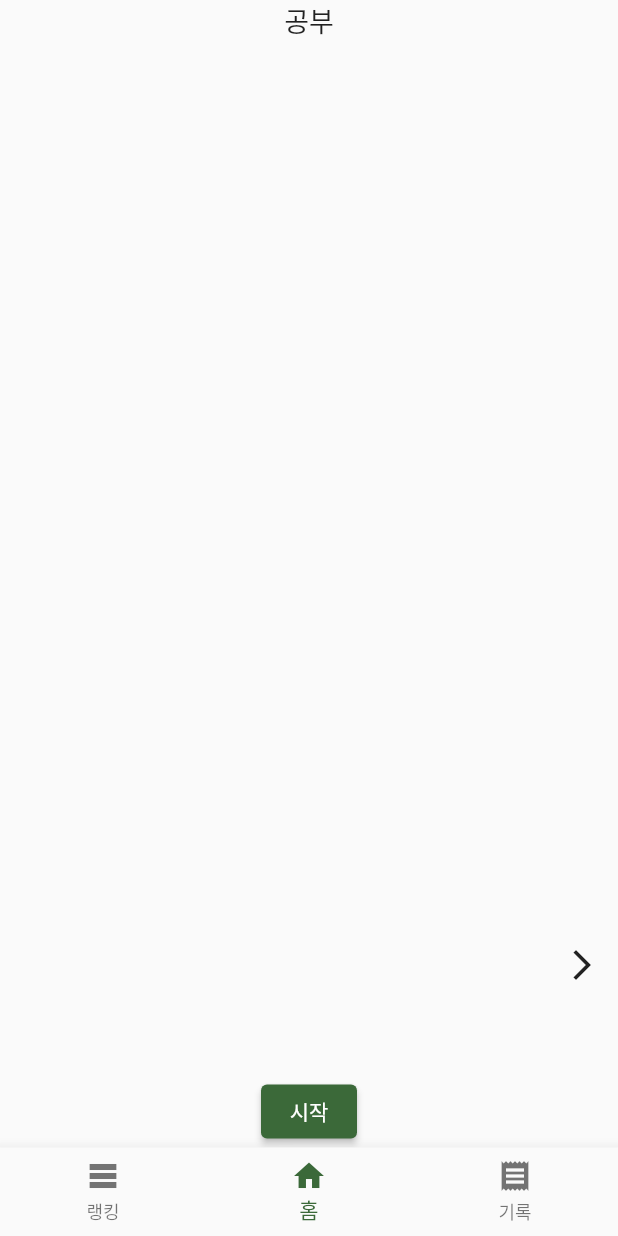
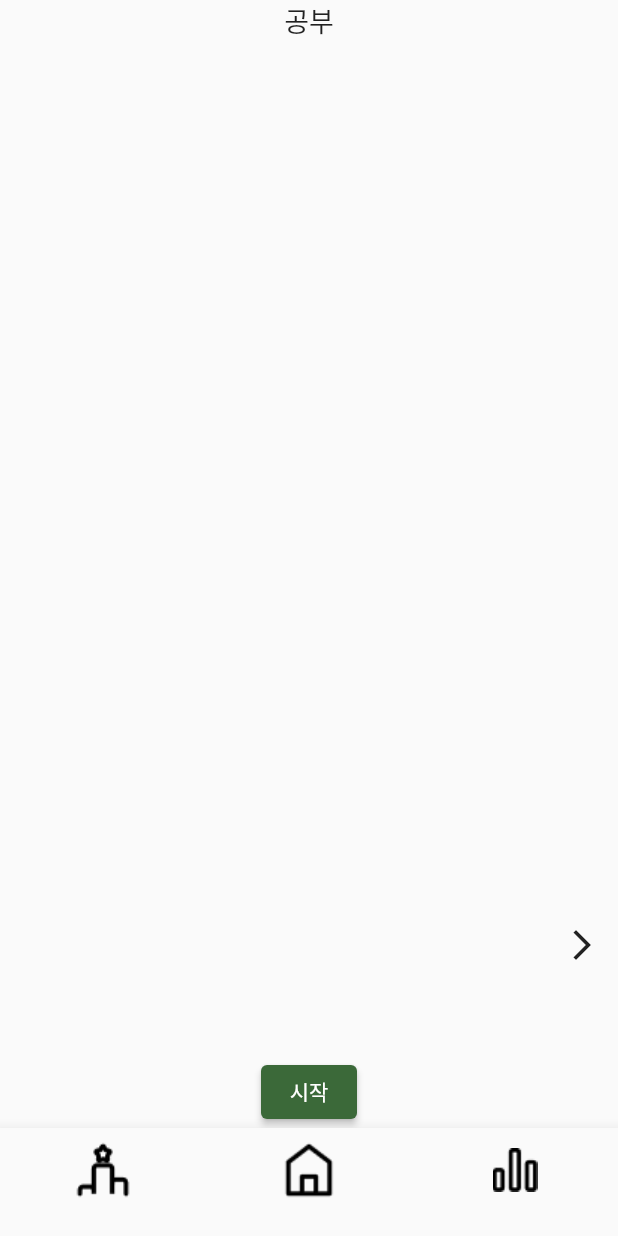
Before and after one commit to cokothon8/front-end, a Flutter app: the screen it shows after launch, on a phone screen of 412 x 824 dp. Run offline on Flutter 3.47's test engine with Material 3 defaults, Android fonts, the light colour scheme and no system bars.

Commit message:
feat: 아이콘 변경

```diff
--- a/lib/main.dart
+++ b/lib/main.dart
@@ -52,9 +52,9 @@ class _MyHomePageState extends State<MyHomePage> {
     return Scaffold(
       bottomNavigationBar: BottomNavigationBar(
         items: [
-          BottomNavigationBarItem(icon: Icon(Icons.table_rows), label: '랭킹'),
-          BottomNavigationBarItem(icon: Icon(Icons.home), label: '홈'),
-          BottomNavigationBarItem(icon: Icon(Icons.receipt), label: '기록')
+          BottomNavigationBarItem(icon: Image.asset('assets/solar_ranking-linear.png'), label: ''),
+          BottomNavigationBarItem(icon: Image.asset('assets/home_icon.png'), label: ''),
+          BottomNavigationBarItem(icon: Image.asset('assets/record.png'), label: '')
         ],
         onTap: (int idx){
           setState(() {
```
